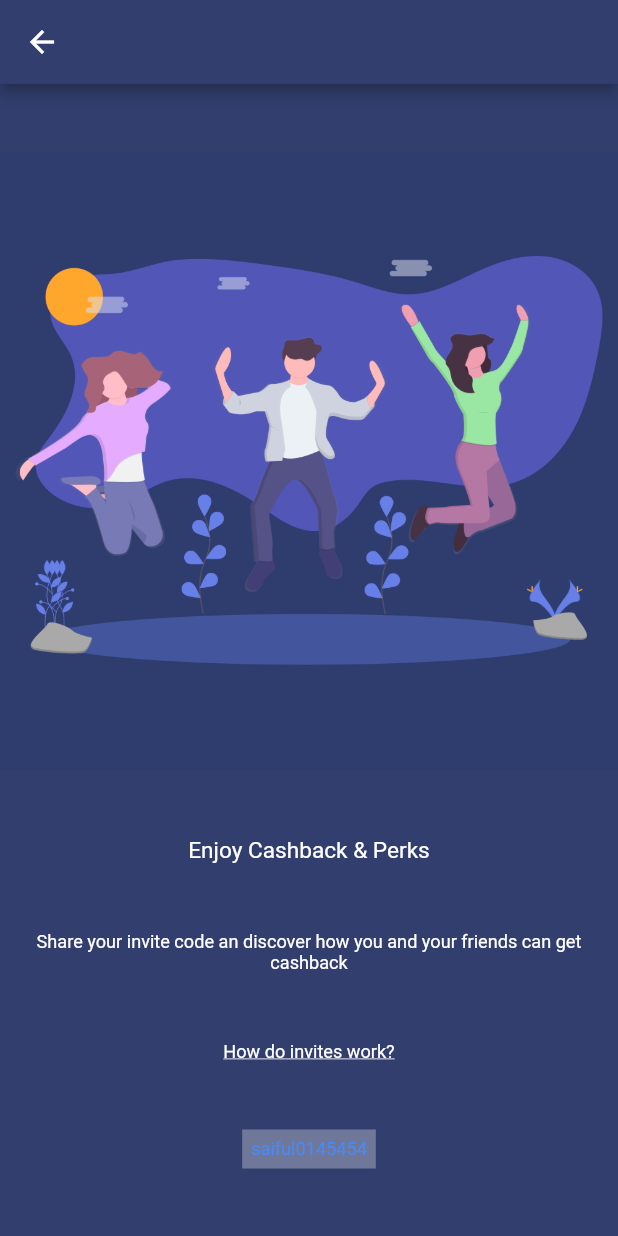
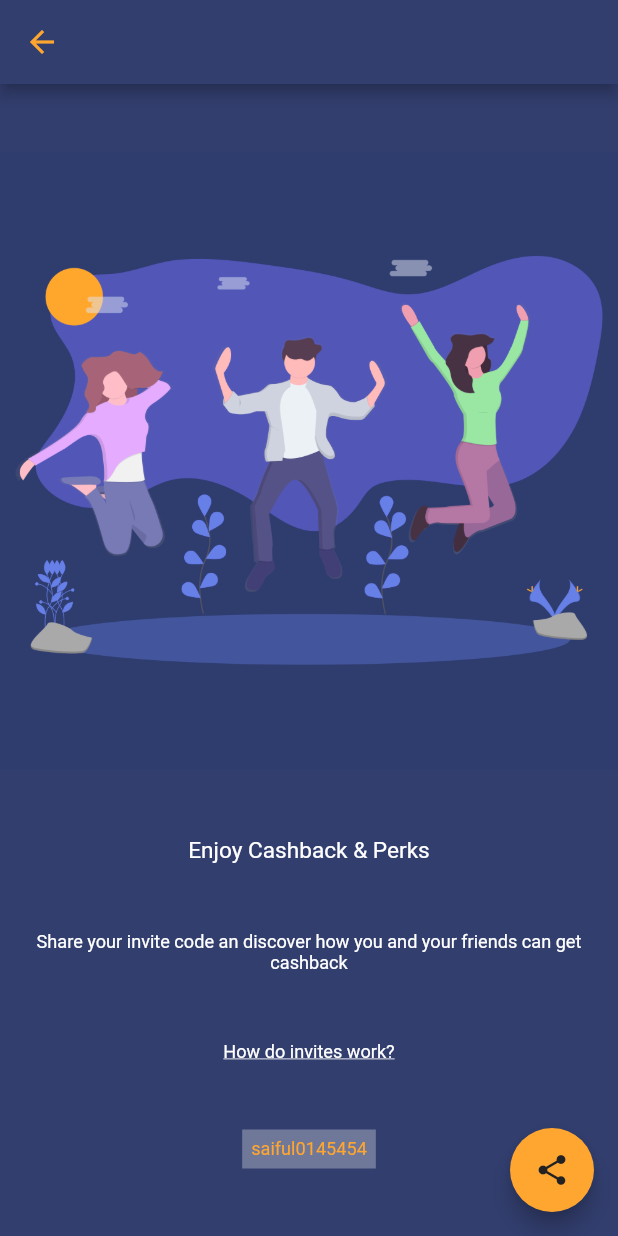
Before and after one commit to aimanuslim/Gas2Go, a Flutter app: the screen it shows after launch, item 3 of the bottom bar chosen, after a tap on the "arrow forward ios" icon, on a phone screen of 412 x 824 dp. Run offline on Flutter 3.47's test engine with Material 2 defaults, Android fonts, the phone set to English and light mode, and no system bars; our stand-ins replace font_awesome_flutter, intro_slider.

Commit message:
adding more fix according to the new design

```diff
--- a/lib/customer_login.dart
+++ b/lib/customer_login.dart
@@ -256,6 +256,8 @@ class CustomerRegisterState extends State<CustomerRegisterPage> {
   }
 }
 
+//need screen 7a and 7b
+
 // screen 8
 class ForgotPasswordPage extends StatefulWidget {
   @override
--- a/lib/customer_screens.dart
+++ b/lib/customer_screens.dart
@@ -10,11 +10,14 @@ class HomeNav extends StatelessWidget {
       title: 'EZGas',
       theme: ThemeData(
           brightness: Brightness.dark,
-          backgroundColor: Color(0xFF323E6E),
+          backgroundColor: Color(0xff323E6E),
           primaryColor: Color(0xff45569B),
-          accentColor: Color(0xFFFFA630),
+          accentColor: Color(0xffFFA630),
           cardColor: Color(0xff3D4C8A),
-          bottomAppBarColor: Color(0xff3D4C8A)),
+          bottomAppBarColor: Color(0xff3D4C8A),
+          buttonColor: Color(0xffFFA630),
+          textSelectionColor: Color(0xff222222),
+          ),
       home: CustomerAppEntry(),
     );
   }
@@ -171,11 +174,11 @@ class CustomerHomePageState extends State<CustomerHomePage>
                     tabs: [
                       new Tab(
                         // icon: const Icon(Icons.home),
-                        text: 'New',
+                        text: 'NEW',
                       ),
                       new Tab(
                           // icon: const Icon(Icons.my_location),
-                          text: 'Refill'),
+                          text: 'REFILL'),
                     ],
                   ),
                   new Container(
@@ -196,7 +199,7 @@ class CustomerHomePageState extends State<CustomerHomePage>
                                   new RaisedButton(
                                     child: new Text(
                                       'LPG 14 kg',
-                                      style: new TextStyle(color: Colors.white),
+                                      style: new TextStyle(color: Theme.of(context).textSelectionColor),
                                     ),
                                     color: Theme.of(context).accentColor,
                                     elevation: 4.0,
@@ -211,7 +214,7 @@ class CustomerHomePageState extends State<CustomerHomePage>
                                   new RaisedButton(
                                     child: new Text(
                                       'LPG 12 kg',
-                                      style: new TextStyle(color: Colors.white),
+                                      style: new TextStyle(color: Theme.of(context).textSelectionColor),
                                     ),
                                     color: Theme.of(context).accentColor,
                                     elevation: 4.0,
@@ -231,7 +234,7 @@ class CustomerHomePageState extends State<CustomerHomePage>
                                   new RaisedButton(
                                     child: new Text(
                                       '-',
-                                      style: new TextStyle(color: Colors.white),
+                                      style: new TextStyle(color: Theme.of(context).textSelectionColor),
                                     ),
                                     color: Theme.of(context).accentColor,
                                     elevation: 4.0,
@@ -255,7 +258,7 @@ class CustomerHomePageState extends State<CustomerHomePage>
                                   new RaisedButton(
                                     child: new Text(
                                       '+',
-                                      style: new TextStyle(color: Colors.white),
+                                      style: new TextStyle(color: Theme.of(context).textSelectionColor),
                                     ),
                                     color: Theme.of(context).accentColor,
                                     elevation: 4.0,
@@ -305,7 +308,7 @@ class CustomerHomePageState extends State<CustomerHomePage>
                                   new RaisedButton(
                                     child: new Text(
                                       'LPG 14 kg',
-                                      style: new TextStyle(color: Colors.white),
+                                      style: new TextStyle(color: Theme.of(context).textSelectionColor),
                                     ),
                                     color: Theme.of(context).accentColor,
                                     elevation: 4.0,
@@ -320,7 +323,7 @@ class CustomerHomePageState extends State<CustomerHomePage>
                                   new RaisedButton(
                                     child: new Text(
                                       'LPG 12 kg',
-                                      style: new TextStyle(color: Colors.white),
+                                      style: new TextStyle(color: Theme.of(context).textSelectionColor),
                                     ),
                                     color: Theme.of(context).accentColor,
                                     elevation: 4.0,
@@ -340,7 +343,7 @@ class CustomerHomePageState extends State<CustomerHomePage>
                                   new RaisedButton(
                                     child: new Text(
                                       '-',
-                                      style: new TextStyle(color: Colors.white),
+                                      style: new TextStyle(color: Theme.of(context).textSelectionColor),
                                     ),
                                     color: Theme.of(context).accentColor,
                                     elevation: 4.0,
@@ -362,7 +365,7 @@ class CustomerHomePageState extends State<CustomerHomePage>
                                   new RaisedButton(
                                     child: new Text(
                                       '+',
-                                      style: new TextStyle(color: Colors.white),
+                                      style: new TextStyle(color: Theme.of(context).textSelectionColor),
                                     ),
                                     color: Theme.of(context).accentColor,
                                     elevation: 4.0,
@@ -410,8 +413,8 @@ class CustomerHomePageState extends State<CustomerHomePage>
       floatingActionButton: FloatingActionButton(
         child: Icon(Icons.arrow_forward),
         // onPressed: _changeText,
-        backgroundColor: Color(0xFFFFA630),
-        foregroundColor: Color(0xFF222222),
+        backgroundColor: Theme.of(context).accentColor,
+        foregroundColor: Theme.of(context).textSelectionColor,
         onPressed: () {
           Navigator.push(
               context, MaterialPageRoute(builder: (context) => ConfirmOrder()));
@@ -434,7 +437,7 @@ class ConfirmOrder extends StatelessWidget {
           tooltip: "Previous Screen",
           icon: new Icon(
             Icons.arrow_back,
-            color: Colors.white,
+            color: Theme.of(context).buttonColor,
           ),
           onPressed: () {
             Navigator.pop(context);
@@ -495,7 +498,7 @@ class ConfirmOrder extends StatelessWidget {
             width: 300.0,
             child: new RaisedButton(
               child: Text("Confirm Address",
-                  style: TextStyle(color: Colors.white)),
+                  style: TextStyle(color: Theme.of(context).textSelectionColor)),
               color: Theme.of(context).accentColor,
               shape: new RoundedRectangleBorder(
                   borderRadius: new BorderRadius.circular(30.0)),
@@ -520,9 +523,8 @@ class SelectDifferentAddress extends StatelessWidget {
         onTap: null, //<-to be connected to Register Alternate Address
         child: new Container(
           padding: const EdgeInsets.all(15),
-          decoration: BoxDecoration(color: Colors.white30),
           child: new Text("Select a different address",
-              style: new TextStyle(color: Colors.blueAccent, fontSize: 12.1)),
+              style: new TextStyle(color: Theme.of(context).accentColor, fontSize: 12.1)),
         ));
   }
 }
@@ -545,7 +547,7 @@ class _RegisterAlternateAddressState extends State<RegisterAlternateAddress> {
             tooltip: "Previous Screen",
             icon: new Icon(
               Icons.arrow_back,
-              color: Colors.white,
+              color: Theme.of(context).buttonColor,
             ),
             onPressed: () {
               Navigator.pop(context);
@@ -629,7 +631,7 @@ class DeliveryWindowState extends State<DeliveryWindow> {
           tooltip: "Previous Screen",
           icon: new Icon(
             Icons.arrow_back,
-            color: Colors.white,
+            color: Theme.of(context).buttonColor,
           ),
           onPressed: () {
             Navigator.pop(context);
@@ -682,7 +684,7 @@ class DeliveryWindowState extends State<DeliveryWindow> {
               width: 300.0,
               child: new RaisedButton(
                 child: Text("Confirm Delivery Period",
-                    style: TextStyle(color: Colors.white)),
+                    style: TextStyle(color: Theme.of(context).textSelectionColor)),
                 color: Theme.of(context).accentColor,
                 shape: new RoundedRectangleBorder(
                     borderRadius: new BorderRadius.circular(30.0)),
@@ -716,7 +718,7 @@ class CustomerOrderState extends State<CustomerOrderPage> {
     return new Scaffold(
       appBar: AppBar(
         centerTitle: true,
-        title: new Text('Order Details'),
+        title: new Text('Checkout'),
         backgroundColor: Theme.of(context).backgroundColor,
       ),
       backgroundColor: Theme.of(context).backgroundColor,
@@ -769,9 +771,9 @@ class CustomerOrderState extends State<CustomerOrderPage> {
                                         ),
                                         Text("The Very Long Address"),
                                         Text(
-                                          "Change address",
+                                          "Change address?",
                                           style: TextStyle(
-                                              color: Colors.blue, fontSize: 10),
+                                              color: Theme.of(context).accentColor, fontSize: 10),
                                         ),
                                       ],
                                     )),
@@ -832,7 +834,7 @@ class CustomerOrderState extends State<CustomerOrderPage> {
                                 TextSpan(text: "Have a coupon code?"),
                                 TextSpan(
                                     text: " Enter here",
-                                    style: TextStyle(color: Colors.blue)),
+                                    style: TextStyle(color: Theme.of(context).accentColor)),
                               ]))),
                           Padding(
                               padding: EdgeInsets.only(
@@ -881,6 +883,7 @@ class CustomerOrderState extends State<CustomerOrderPage> {
                                   children: <Widget>[
                                     headerText(string: "Total amount"),
                                     normalText("RM50")
+
                                   ])),
                           Padding(
                               padding: EdgeInsets.only(
@@ -897,7 +900,7 @@ class CustomerOrderState extends State<CustomerOrderPage> {
             width: 300.0,
             child: new RaisedButton(
               child:
-                  Text("Confirm Order", style: TextStyle(color: Colors.white)),
+                  Text("Confirm Order", style: TextStyle(color: Theme.of(context).textSelectionColor)),
               color: Theme.of(context).accentColor,
               shape: new RoundedRectangleBorder(
                   borderRadius: new BorderRadius.circular(30.0)),
@@ -957,7 +960,7 @@ class CustomerOrderComplete extends StatelessWidget {
           Container(
             width: 300.0,
             child: new RaisedButton(
-              child: Text("Home", style: TextStyle(color: Colors.white)),
+              child: Text("Home", style: TextStyle(color: Theme.of(context).textSelectionColor)),
               color: Theme.of(context).accentColor,
               shape: new RoundedRectangleBorder(
                   borderRadius: new BorderRadius.circular(30.0)),
@@ -1035,7 +1038,7 @@ class _TransactionHistoryState extends State<TransactionHistory> {
 ListTile _order(String title, String subtitle) => ListTile(
       title: Text(title,
           style: TextStyle(
-            color: Colors.blue,
+            color: Color(0xffFFA630),
             fontWeight: FontWeight.w500,
             fontSize: 20,
           )),
@@ -1043,6 +1046,12 @@ ListTile _order(String title, String subtitle) => ListTile(
         subtitle,
         style: TextStyle(color: Colors.grey),
       ),
+      onTap: () {
+                // Perform some action
+                BuildContext context;
+                                Navigator.push(context,
+                    MaterialPageRoute(builder: (context) => OrderDetailsPage()));
+              },
     );
 
 // Transaction Tab - Screen 20 //
@@ -1064,6 +1073,7 @@ class OrderDetailsState extends State<OrderDetailsPage> {
           title: Text('Order Details'),
           leading: IconButton(
             icon: Icon(Icons.arrow_back),
+            color: Theme.of(context).buttonColor,
             onPressed: () => Navigator.pop(context, false),
           ),
         ),
@@ -1160,6 +1170,7 @@ class ProfileTab extends StatelessWidget {
         actions: <Widget>[
           new IconButton(
             icon: Icon(Icons.settings),
+            color: Theme.of(context).buttonColor,
             onPressed: () {
               Navigator.push(
                 context,
@@ -1190,7 +1201,7 @@ class ProfileTab extends StatelessWidget {
                   alignment: Alignment.center,
                   icon: new Icon(
                     Icons.arrow_forward_ios,
-                    color: Colors.white,
+                    color: Theme.of(context).buttonColor,
                   ),
                   onPressed: () {
                     Navigator.push(
@@ -1214,7 +1225,7 @@ class ProfileTab extends StatelessWidget {
                   alignment: Alignment.center,
                   icon: new Icon(
                     Icons.arrow_forward_ios,
-                    color: Colors.white,
+                    color: Theme.of(context).buttonColor,
                   ),
                   onPressed: null,
                 )
@@ -1233,7 +1244,7 @@ class ProfileTab extends StatelessWidget {
                   alignment: Alignment.center,
                   icon: new Icon(
                     Icons.arrow_forward_ios,
-                    color: Colors.white,
+                    color: Theme.of(context).buttonColor,
                   ),
                   onPressed: () {
                     Navigator.push(
@@ -1263,7 +1274,7 @@ class ProfileTabSettings extends StatelessWidget {
         leading: IconButton(
           icon: new Icon(
             Icons.arrow_back,
-            color: Colors.white,
+            color: Theme.of(context).buttonColor,
           ),
           onPressed: () {
             Navigator.pop(context);
@@ -1305,7 +1316,7 @@ class ProfileTabSettings extends StatelessWidget {
                   alignment: Alignment.center,
                   icon: new Icon(
                     Icons.edit,
-                    color: Colors.white,
+                    color: Theme.of(context).buttonColor,
                   ),
                   onPressed: null,
                 )
@@ -1324,7 +1335,7 @@ class ProfileTabSettings extends StatelessWidget {
                   alignment: Alignment.center,
                   icon: new Icon(
                     Icons.edit,
-                    color: Colors.white,
+                    color: Theme.of(context).buttonColor,
                   ),
                   onPressed: null,
                 )
@@ -1343,7 +1354,7 @@ class ProfileTabSettings extends StatelessWidget {
                   alignment: Alignment.center,
                   icon: new Icon(
                     Icons.edit,
-                    color: Colors.white,
+                    color: Theme.of(context).buttonColor,
                   ),
                   onPressed: null,
                 )
@@ -1356,13 +1367,13 @@ class ProfileTabSettings extends StatelessWidget {
                   children: <Widget>[
                     Icon(
                       Icons.exit_to_app,
-                      color: Colors.white,
+                      color: Theme.of(context).buttonColor,
                     ),
                   ],
                 ),
                 Text(
                   "Sign out",
-                  style: TextStyle(color: Colors.white),
+                  style: TextStyle(color: Theme.of(context).accentColor),
                 ),
               ],
             )
@@ -1384,14 +1395,14 @@ class ProfileTabAboutUs extends StatelessWidget {
         leading: IconButton(
           icon: new Icon(
             Icons.arrow_back,
-            color: Colors.white,
+            color: Theme.of(context).buttonColor,
           ),
           onPressed: () {
             Navigator.pop(context);
           },
         ),
         title: new Text(
-          "About",
+          "About EZGas",
           style: new TextStyle(
             color: Colors.white,
           ),
@@ -1418,7 +1429,7 @@ class ProfileTabAboutUs extends StatelessWidget {
                   alignment: Alignment.center,
                   icon: new Icon(
                     Icons.arrow_forward_ios,
-                    color: Colors.white,
+                    color: Theme.of(context).buttonColor,
                   ),
                   onPressed: () {
                     showDialog<void>(
@@ -1455,7 +1466,7 @@ class ProfileTabAboutUs extends StatelessWidget {
                   alignment: Alignment.center,
                   icon: new Icon(
                     Icons.arrow_forward_ios,
-                    color: Colors.white,
+                    color: Theme.of(context).buttonColor,
                   ),
                   onPressed: () {
                     showDialog<void>(
@@ -1492,7 +1503,7 @@ class ProfileTabAboutUs extends StatelessWidget {
                   alignment: Alignment.center,
                   icon: new Icon(
                     Icons.arrow_forward_ios,
-                    color: Colors.white,
+                    color: Theme.of(context).buttonColor,
                   ),
                   onPressed: () {
                     showDialog<void>(
@@ -1529,7 +1540,7 @@ class ProfileTabAboutUs extends StatelessWidget {
                   alignment: Alignment.center,
                   icon: new Icon(
                     Icons.arrow_forward_ios,
-                    color: Colors.white,
+                    color: Theme.of(context).buttonColor,
                   ),
                   onPressed: () {
                     showDialog<void>(
@@ -1566,13 +1577,13 @@ class ProfileTabAboutUs extends StatelessWidget {
                     children: <Widget>[
                       Icon(
                         FontAwesomeIcons.facebookF,
-                        color: Color(0xFFFFA630),
+                        color: Theme.of(context).buttonColor,
                       ),
                       Padding(
                         padding: const EdgeInsets.only(left: 10.0),
                         child: Icon(
                           FontAwesomeIcons.instagram,
-                          color: Color(0xFFFFA630),
+                          color: Theme.of(context).buttonColor,
                         ),
                       ),
                     ],
@@ -1597,7 +1608,8 @@ class InviteFriend extends StatelessWidget {
           backgroundColor: Theme.of(context).backgroundColor,
           leading: IconButton(
             tooltip: "Previous page",
-            icon: new Icon(Icons.arrow_back, color: Colors.white),
+            icon: new Icon(Icons.arrow_back,
+            color: Theme.of(context).buttonColor),
             onPressed: () {
               Navigator.pop(context);
             },
@@ -1628,11 +1640,20 @@ class InviteFriend extends StatelessWidget {
                 ),
               ),
               new Container(
-                child: new Center(child: new InviteCode()),
+                child: new Center(
+                  child: new InviteCode()),
               ),
             ],
           ),
-        ));
+        ),
+        floatingActionButton: FloatingActionButton(
+        child: Icon(Icons.share),
+        // onPressed: _changeText,
+        backgroundColor: Theme.of(context).accentColor,
+        foregroundColor: Theme.of(context).textSelectionColor,
+        onPressed: null,
+      ),
+        );
   }
 }
 
@@ -1645,7 +1666,7 @@ class InviteCode extends StatelessWidget {
           padding: const EdgeInsets.all(6),
           decoration: BoxDecoration(color: Colors.white30),
           child: new Text("saiful0145454",
-              style: new TextStyle(color: Colors.blueAccent, fontSize: 12.1)),
+              style: new TextStyle(color: Theme.of(context).accentColor, fontSize: 12.1)),
         ));
   }
 }
@@ -1663,7 +1684,7 @@ class HowDoInvitesWork extends StatelessWidget {
               content: const Text('LoremIpsum Bla bla blablalbla'),
               actions: <Widget>[
                 FlatButton(
-                  child: Text('Ok'),
+                  child: Text('OK'),
                   onPressed: () {
                     Navigator.of(context).pop();
                   },
```
